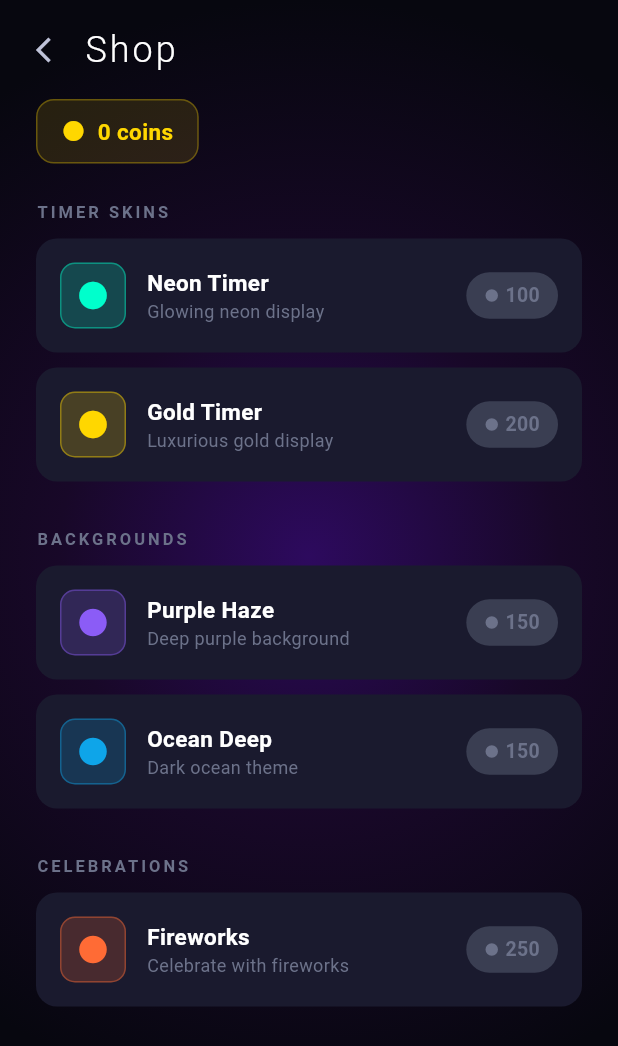
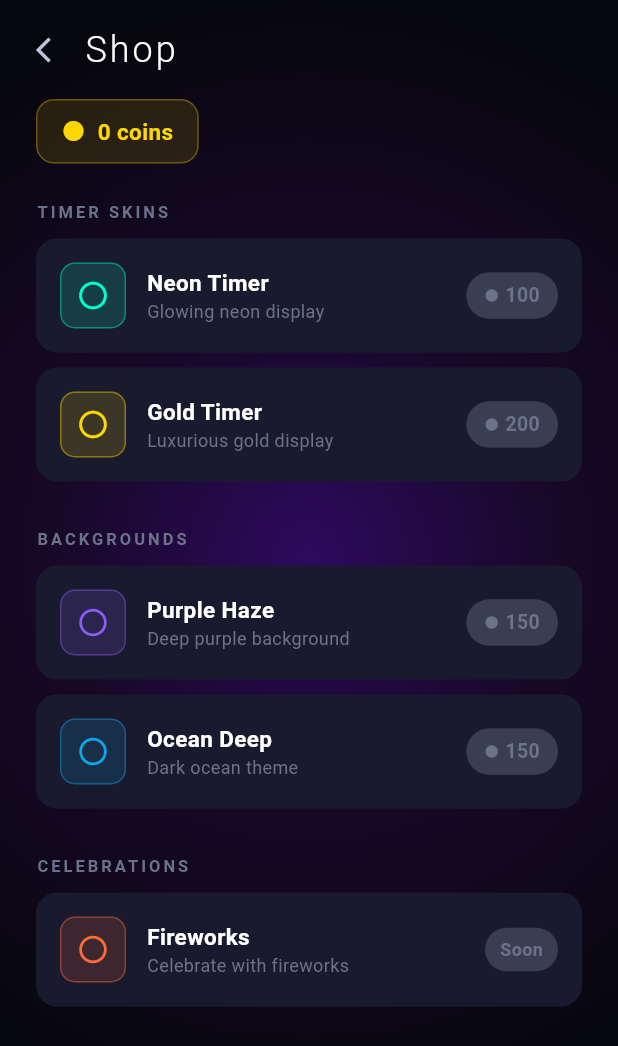
Before and after one commit to Arnon-E/67Games, a Flutter app: the ShopScreen screen opened directly, on a phone screen of 412 x 824 dp. Shown: the top 1046 px of the screen. Run offline on Flutter 3.47's test engine with Material 3 defaults, Android fonts, the phone set to English and light mode, and no system bars; our stand-ins replace audioplayers, cloud_firestore, firebase_auth, firebase_core, flutter_tts, google_mobile_ads and 4 more; missing offline and left inert: haptic_feedback; accounts and stored records are empty.

Commit message:
Add localization for shop equipment and enhance UI components
- Added "Equipped" and "Equip" labels in English, Hebrew, and Russian localization files.
- Updated AppLocalizations to include new labels.
- Enhanced ShopScreen and ItemCard to display equipped status and allow equipping items.
- Modified TimerDisplay to support dynamic skin colors based on selected timer skin.
- Improved AdsService to return future for ad display completion.
- Updated GameState to show ads conditionally during gameplay.
- Refactored AppGradientBackground to use dynamic background gradients.
- Bumped version to 1.0.1+4.

```diff
--- a/stop_at_67/lib/l10n/app_en.arb
+++ b/stop_at_67/lib/l10n/app_en.arb
@@ -129,6 +129,8 @@
     }
   },
   "shopOwned": "Owned",
+  "shopEquipped": "Equipped",
+  "shopEquip": "Equip",
   "shopPurchased": "{name} purchased!",
   "@shopPurchased": {
     "placeholders": {
--- a/stop_at_67/lib/l10n/app_he.arb
+++ b/stop_at_67/lib/l10n/app_he.arb
@@ -130,6 +130,8 @@
     }
   },
   "shopOwned": "נרכש",
+  "shopEquipped": "מצויד",
+  "shopEquip": "צייד",
   "shopPurchased": "{name} נרכש!",
   "@shopPurchased": {
     "placeholders": {
--- a/stop_at_67/lib/l10n/app_localizations.dart
+++ b/stop_at_67/lib/l10n/app_localizations.dart
@@ -676,6 +676,18 @@ abstract class AppLocalizations {
   /// **'Owned'**
   String get shopOwned;
 
+  /// No description provided for @shopEquipped.
+  ///
+  /// In en, this message translates to:
+  /// **'Equipped'**
+  String get shopEquipped;
+
+  /// No description provided for @shopEquip.
+  ///
+  /// In en, this message translates to:
+  /// **'Equip'**
+  String get shopEquip;
+
   /// No description provided for @shopPurchased.
   ///
   /// In en, this message translates to:
--- a/stop_at_67/lib/l10n/app_localizations_en.dart
+++ b/stop_at_67/lib/l10n/app_localizations_en.dart
@@ -305,6 +305,12 @@ class AppLocalizationsEn extends AppLocalizations {
   String get shopOwned => 'Owned';
 
   @override
+  String get shopEquipped => 'Equipped';
+
+  @override
+  String get shopEquip => 'Equip';
+
+  @override
   String shopPurchased(String name) {
     return '$name purchased!';
   }
--- a/stop_at_67/lib/l10n/app_localizations_he.dart
+++ b/stop_at_67/lib/l10n/app_localizations_he.dart
@@ -305,6 +305,12 @@ class AppLocalizationsHe extends AppLocalizations {
   String get shopOwned => 'נרכש';
 
   @override
+  String get shopEquipped => 'מצויד';
+
+  @override
+  String get shopEquip => 'צייד';
+
+  @override
   String shopPurchased(String name) {
     return '$name נרכש!';
   }
--- a/stop_at_67/lib/l10n/app_localizations_ru.dart
+++ b/stop_at_67/lib/l10n/app_localizations_ru.dart
@@ -306,6 +306,12 @@ class AppLocalizationsRu extends AppLocalizations {
   String get shopOwned => 'Куплено';
 
   @override
+  String get shopEquipped => 'Надет';
+
+  @override
+  String get shopEquip => 'Надеть';
+
+  @override
   String shopPurchased(String name) {
     return '$name куплено!';
   }
--- a/stop_at_67/lib/l10n/app_ru.arb
+++ b/stop_at_67/lib/l10n/app_ru.arb
@@ -129,6 +129,8 @@
     }
   },
   "shopOwned": "Куплено",
+  "shopEquipped": "Надет",
+  "shopEquip": "Надеть",
   "shopPurchased": "{name} куплено!",
   "@shopPurchased": {
     "placeholders": {
--- a/stop_at_67/lib/screens/playing_screen.dart
+++ b/stop_at_67/lib/screens/playing_screen.dart
@@ -41,6 +41,7 @@ class _PlayingScreenState extends State<PlayingScreen> {
       child: Scaffold(
         backgroundColor: Colors.transparent,
         body: AppGradientBackground(
+          backgroundSkin: gs.loadout.background,
           child: SafeArea(
             child: Stack(
               children: [
@@ -118,6 +119,7 @@ class _PlayingScreenState extends State<PlayingScreen> {
                       displayTime: timerState.displayTime,
                       isBlind: gs.isBlindMode,
                       targetLabel: null, // shown in title instead
+                      timerSkin: gs.loadout.timerSkin,
                     ),
 
                     const Spacer(),
--- a/stop_at_67/lib/screens/shop_screen.dart
+++ b/stop_at_67/lib/screens/shop_screen.dart
@@ -1,6 +1,7 @@
 import 'package:flutter/material.dart';
 import 'package:provider/provider.dart';
 
+import '../engine/types.dart';
 import '../l10n/app_localizations.dart';
 import '../state/game_state.dart';
 import '../theme/app_colors.dart';
@@ -12,29 +13,34 @@ class _Item {
   final String nameKey;
   final String descKey;
   final String categoryKey;
+  final String equipType; // matches equipCosmetic() type key
   final int price;
   final Color color;
+  final bool comingSoon;
   const _Item({
     required this.id,
     required this.nameKey,
     required this.descKey,
     required this.price,
     required this.categoryKey,
+    required this.equipType,
     required this.color,
+    this.comingSoon = false,
   });
 }
 
 const _items = [
   _Item(id: 'timer_skin_neon', nameKey: 'neonTimer', descKey: 'neonTimerDesc',
-      price: 100, categoryKey: 'timerSkins', color: Color(0xFF00FFCC)),
+      price: 100, categoryKey: 'timerSkins', equipType: 'timerSkin', color: Color(0xFF00FFCC)),
   _Item(id: 'timer_skin_gold', nameKey: 'goldTimer', descKey: 'goldTimerDesc',
-      price: 200, categoryKey: 'timerSkins', color: Color(0xFFFFD700)),
+      price: 200, categoryKey: 'timerSkins', equipType: 'timerSkin', color: Color(0xFFFFD700)),
   _Item(id: 'bg_purple', nameKey: 'purpleHaze', descKey: 'purpleHazeDesc',
-      price: 150, categoryKey: 'backgrounds', color: Color(0xFF8B5CF6)),
+      price: 150, categoryKey: 'backgrounds', equipType: 'background', color: Color(0xFF8B5CF6)),
   _Item(id: 'bg_ocean', nameKey: 'oceanDeep', descKey: 'oceanDeepDesc',
-      price: 150, categoryKey: 'backgrounds', color: Color(0xFF0EA5E9)),
+      price: 150, categoryKey: 'backgrounds', equipType: 'background', color: Color(0xFF0EA5E9)),
   _Item(id: 'celebration_fireworks', nameKey: 'fireworks', descKey: 'fireworksDesc',
-      price: 250, categoryKey: 'celebrations', color: Color(0xFFFF6B35)),
+      price: 250, categoryKey: 'celebrations', equipType: 'celebration', color: Color(0xFFFF6B35),
+      comingSoon: true),
 ];
 
 class ShopScreen extends StatelessWidget {
@@ -127,6 +133,8 @@ class ShopScreen extends StatelessWidget {
                               name: _itemName(item, l10n),
                               description: _itemDesc(item, l10n),
                               ownedLabel: l10n.shopOwned,
+                              equippedLabel: l10n.shopEquipped,
+                              equipLabel: l10n.shopEquip,
                               purchasedMessage: l10n.shopPurchased(_itemName(item, l10n)),
                             )),
                         const SizedBox(height: 20),
@@ -148,6 +156,8 @@ class _ItemCard extends StatelessWidget {
   final String name;
   final String description;
   final String ownedLabel;
+  final String equippedLabel;
+  final String equipLabel;
   final String purchasedMessage;
 
   const _ItemCard({
@@ -155,6 +165,8 @@ class _ItemCard extends StatelessWidget {
     required this.name,
     required this.description,
     required this.ownedLabel,
+    required this.equippedLabel,
+    required this.equipLabel,
     required this.purchasedMessage,
   });
 
@@ -163,6 +175,7 @@ class _ItemCard extends StatelessWidget {
     final gs = context.watch<GameState>();
     final owned = gs.ownedCosmetics.contains(item.id);
     final canAfford = gs.coins >= item.price;
+    final equipped = _equippedId(gs.loadout, item.equipType) == item.id;
 
     return Container(
       margin: const EdgeInsets.only(bottom: 10),
@@ -170,18 +183,25 @@ class _ItemCard extends StatelessWidget {
       decoration: BoxDecoration(
         color: AppColors.darkCard,
         borderRadius: BorderRadius.circular(14),
-        border: owned ? Border.all(color: item.color.withValues(alpha: 0.5)) : null,
+        border: equipped
+            ? Border.all(color: item.color, width: 1.5)
+            : owned
+                ? Border.all(color: item.color.withValues(alpha: 0.35))
+                : null,
       ),
       child: Row(
         children: [
           Container(
             width: 44, height: 44,
             decoration: BoxDecoration(
-              color: item.color.withValues(alpha: 0.2),
+              color: item.color.withValues(alpha: equipped ? 0.3 : 0.15),
               borderRadius: BorderRadius.circular(10),
               border: Border.all(color: item.color.withValues(alpha: 0.4)),
             ),
-            child: Icon(owned ? Icons.check_circle : Icons.circle, color: item.color, size: 22),
+            child: Icon(
+              equipped ? Icons.check_circle : (owned ? Icons.check_circle_outline : Icons.circle_outlined),
+              color: item.color, size: 22,
+            ),
           ),
           const SizedBox(width: 14),
           Expanded(
@@ -193,13 +213,34 @@ class _ItemCard extends StatelessWidget {
               ],
             ),
           ),
-          if (owned)
+          if (item.comingSoon)
+            Container(
+              padding: const EdgeInsets.symmetric(horizontal: 10, vertical: 6),
+              decoration: BoxDecoration(
+                  color: AppColors.textHint, borderRadius: BorderRadius.circular(20)),
+              child: const Text('Soon',
+                  style: TextStyle(color: AppColors.textDisabled, fontSize: 12, fontWeight: FontWeight.w600)),
+            )
+          else if (equipped)
             Container(
               padding: const EdgeInsets.symmetric(horizontal: 12, vertical: 6),
               decoration: BoxDecoration(
-                  color: item.color.withValues(alpha: 0.15), borderRadius: BorderRadius.circular(20)),
-              child: Text(ownedLabel,
+                  color: item.color.withValues(alpha: 0.2), borderRadius: BorderRadius.circular(20)),
+              child: Text(equippedLabel,
                   style: TextStyle(color: item.color, fontSize: 12, fontWeight: FontWeight.w600)),
+            )
+          else if (owned)
+            GestureDetector(
+              onTap: () => gs.equipCosmetic(item.equipType, item.id),
+              child: Container(
+                padding: const EdgeInsets.symmetric(horizontal: 12, vertical: 6),
+                decoration: BoxDecoration(
+                    color: item.color.withValues(alpha: 0.15),
+                    borderRadius: BorderRadius.circular(20),
+                    border: Border.all(color: item.color.withValues(alpha: 0.5))),
+                child: Text(equipLabel,
+                    style: TextStyle(color: item.color, fontSize: 12, fontWeight: FontWeight.w600)),
+              ),
             )
           else
             GestureDetector(
@@ -233,4 +274,14 @@ class _ItemCard extends StatelessWidget {
       ),
     );
   }
+
+  static String? _equippedId(PlayerLoadout loadout, String equipType) {
+    return switch (equipType) {
+      'timerSkin' => loadout.timerSkin,
+      'background' => loadout.background,
+      'soundPack' => loadout.soundPack,
+      'celebration' => loadout.celebration,
+      _ => null,
+    };
+  }
 }
--- a/stop_at_67/lib/services/ads_service.dart
+++ b/stop_at_67/lib/services/ads_service.dart
@@ -67,22 +67,25 @@ class AdsService {
       _preloadInterstitial();
       return false;
     }
+    final completer = Completer<bool>();
     _interstitial!.fullScreenContentCallback = FullScreenContentCallback(
       onAdDismissedFullScreenContent: (ad) {
         ad.dispose();
         _interstitial = null;
         _interstitialReady = false;
         _preloadInterstitial();
+        completer.complete(true);
       },
       onAdFailedToShowFullScreenContent: (ad, _) {
         ad.dispose();
         _interstitial = null;
         _interstitialReady = false;
         _preloadInterstitial();
+        completer.complete(false);
       },
     );
     await _interstitial!.show();
-    return true;
+    return completer.future;
   }
 
   Future<bool> showRewarded(void Function(RewardItem reward) onRewarded) async {
--- a/stop_at_67/lib/widgets/app_gradient_background.dart
+++ b/stop_at_67/lib/widgets/app_gradient_background.dart
@@ -1,27 +1,46 @@
 import 'package:flutter/material.dart';
 import '../theme/app_colors.dart';
 
+/// Returns the gradient for a background skin ID.
+RadialGradient backgroundSkinGradient(String skinId) => switch (skinId) {
+  'bg_purple' => const RadialGradient(
+      center: Alignment(0.0, -0.1),
+      radius: 0.9,
+      colors: [Color(0xFF3D1070), Color(0xFF1A0540), AppColors.darkPrimary],
+      stops: [0.0, 0.45, 1.0],
+    ),
+  'bg_ocean' => const RadialGradient(
+      center: Alignment(0.0, -0.1),
+      radius: 0.9,
+      colors: [Color(0xFF0A3A5C), Color(0xFF051828), AppColors.darkPrimary],
+      stops: [0.0, 0.45, 1.0],
+    ),
+  _ => const RadialGradient(
+      center: Alignment(0.0, -0.1),
+      radius: 0.9,
+      colors: [
+        AppColors.darkPurple,
+        AppColors.darkSecondary,
+        AppColors.darkPrimary,
+      ],
+      stops: [0.0, 0.45, 1.0],
+    ),
+};
+
 class AppGradientBackground extends StatelessWidget {
   final Widget child;
+  final String backgroundSkin;
 
-  const AppGradientBackground({super.key, required this.child});
+  const AppGradientBackground({
+    super.key,
+    required this.child,
+    this.backgroundSkin = 'bg_default',
+  });
 
   @override
   Widget build(BuildContext context) {
     return Container(
-      decoration: const BoxDecoration(
-        // Radial gradient that mimics the deep purple-indigo atmosphere from the promo art
-        gradient: RadialGradient(
-          center: Alignment(0.0, -0.1),
-          radius: 0.9,
-          colors: [
-            AppColors.darkPurple,   // vivid purple core
-            AppColors.darkSecondary, // rich dark purple mid
-            AppColors.darkPrimary,  // near-black outer edge
-          ],
-          stops: [0.0, 0.45, 1.0],
-        ),
-      ),
+      decoration: BoxDecoration(gradient: backgroundSkinGradient(backgroundSkin)),
       child: child,
     );
   }
--- a/stop_at_67/pubspec.yaml
+++ b/stop_at_67/pubspec.yaml
@@ -1,7 +1,7 @@
 name: stop_at_67
 description: Stop at 67 - Precision timing game
 publish_to: 'none'
-version: 1.0.0+3
+version: 1.0.1+4
 
 environment:
   sdk: '>=3.3.0 <4.0.0'
```
Also changed, not shown: stop_at_67/lib/screens/profile_screen.dart (+42 -0 lines), stop_at_67/lib/state/game_state.dart (+9 -13 lines), stop_at_67/lib/widgets/timer_display.dart (+25 -13 lines).
